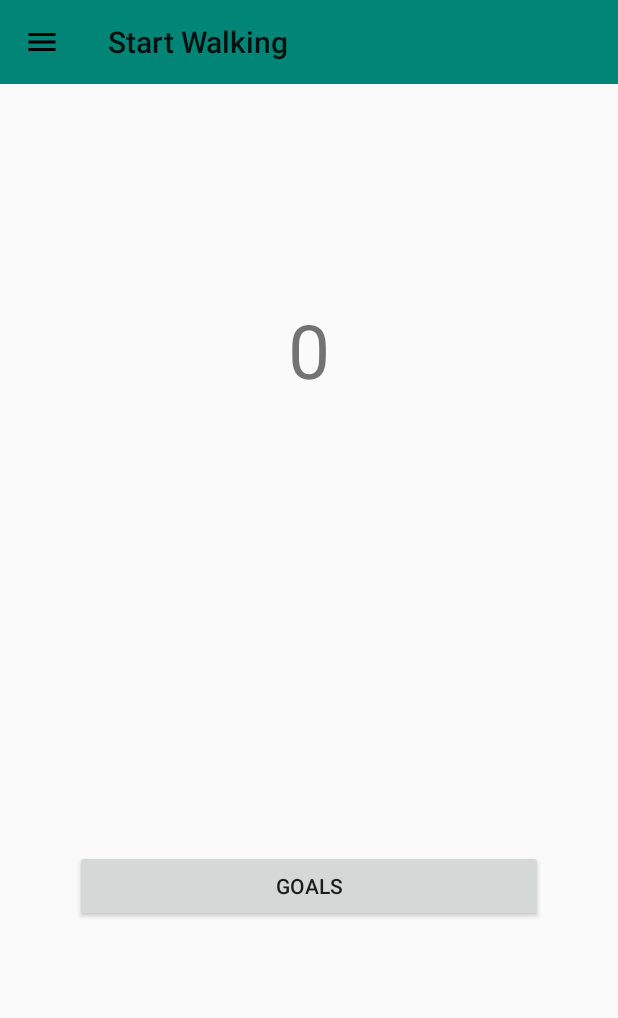
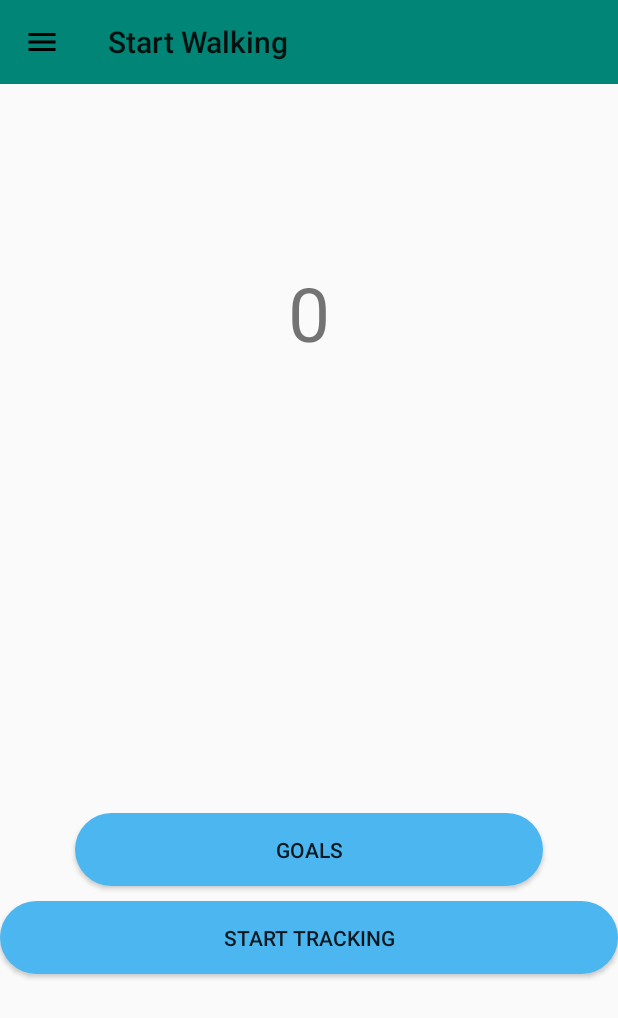
Before and after one commit to femisd/FitPic, an Android app: the StepCounterActivity screen opened directly, with no data from a screen before it, on a phone screen of 412 x 824 dp. Shown: the top 1018 px of the screen. Run offline under Robolectric (Android 15) with nearby library versions, the phone set to English and light mode, and no system bars; our stand-ins replace Firebase (no records; nobody signed in at launch, a user with empty details on screens opened directly); Roboto replaces fonts that are not available here.

Commit message:
Added tracker to stepCounterActivity

```diff
--- a/app/src/main/java/com/example/offlinemaps/StepCounterActivity.java
+++ b/app/src/main/java/com/example/offlinemaps/StepCounterActivity.java
@@ -11,6 +11,7 @@ import android.view.MenuItem;
 import android.view.View;
 import android.widget.Button;
 import android.widget.TextView;
+import android.widget.Toast;
 
 import androidx.annotation.NonNull;
 import androidx.appcompat.app.ActionBar;
@@ -29,8 +30,11 @@ public class StepCounterActivity extends AppCompatActivity implements SensorEven
     private Button goalsBtn;
     private SensorManager sensorManager;
     private Sensor stepSensor;
+    private Button trackerBtn;
 
     private FirebaseAuth firebaseAuth;
+
+    private boolean tracking;
 
     //fields for nav view.
     private DrawerLayout mDrawer;
@@ -48,6 +52,10 @@ public class StepCounterActivity extends AppCompatActivity implements SensorEven
         actionbar.setDisplayHomeAsUpEnabled(true);
         actionbar.setHomeAsUpIndicator(R.drawable.ic_menu_black_24dp);
 
+        trackerBtn = findViewById(R.id.trackerBtn);
+        tracking = false;
+
+        updateButton();
         counterView = findViewById(R.id.counterText);
         goalsBtn = findViewById(R.id.goalsBtn);
         sensorManager = (SensorManager) getSystemService(Context.SENSOR_SERVICE);
@@ -69,16 +77,88 @@ public class StepCounterActivity extends AppCompatActivity implements SensorEven
         mDrawer = (DrawerLayout) findViewById(R.id.drawer_layout);
         mNavView = (NavigationView) findViewById(R.id.nv_nav);
         setupDrawerContent(mNavView);
+
+
+
+        trackerBtn.setOnClickListener(new View.OnClickListener() {
+            @Override
+            public void onClick(View v) {
+
+                if(!tracking){
+                    tracking = true;
+                    Toast.makeText(StepCounterActivity.this, "CLick", Toast.LENGTH_SHORT).show();
+
+
+                }
+
+                else if(tracking){
+                    tracking = false;
+
+                    Toast.makeText(StepCounterActivity.this, "clock", Toast.LENGTH_SHORT).show();
+
+                }
+                updateButton();
+            }
+        });
+
+
+    }
+
+    @Override
+    public void onSaveInstanceState(Bundle outState) {
+
+        outState.putBoolean("Tracker", tracking);
+        outState.putInt("Steps", steps);
+        Toast.makeText(this, "OOO" + steps, Toast.LENGTH_SHORT).show();
+        super.onSaveInstanceState(outState);
+
+
+    }
+
+
+    @Override
+    protected void onRestoreInstanceState(Bundle savedInstanceState) {
+        //super.onRestoreInstanceState(savedInstanceState);
+
+        tracking = savedInstanceState.getBoolean("Tracker");
+        steps = savedInstanceState.getInt("Steps");
+        Toast.makeText(this, "REE" + steps, Toast.LENGTH_SHORT).show();
+        updateButton();
+        updateSteps();
+    }
+
+    public void updateButton(){
+
+        if(tracking){
+          //  tracking = true;
+            trackerBtn.setText("Stop Tracking");
+            trackerBtn.setBackgroundResource(R.drawable.buttonstlye_dead);
+        }
+
+        else if(!tracking){
+          //  tracking = false;
+            trackerBtn.setText("Start Tracking");
+            trackerBtn.setBackgroundResource(R.drawable.buttonstyle);
+        }
+
+    }
+
+    public void updateSteps(){
+        counterView.setText(Integer.toString(steps));
+
     }
 
     @Override
     public void onSensorChanged(SensorEvent event) {
 
-       if(event.values[0] == 1.0f) {
-           steps++;
-       }
-        counterView.setText(Integer.toString(steps));
+      if(tracking) {
 
+          if (event.values[0] == 1.0f) {
+              steps++;
+          }
+
+      }
+        updateSteps();
 
     }
 
--- a/app/src/main/res/layout/activity_stepcounter.xml
+++ b/app/src/main/res/layout/activity_stepcounter.xml
@@ -44,7 +44,16 @@
                 android:layout_marginHorizontal="50dp"
                 android:layout_marginTop="300dp"
                 android:layout_marginBottom="10dp"
-                android:text="Goals" />
+                android:text="Goals"
+                android:background="@drawable/buttonstyle"/>
+
+
+            <Button
+                android:id="@+id/trackerBtn"
+                android:layout_width="match_parent"
+                android:layout_height="wrap_content"
+                android:text="Start Tracking"
+                android:background="@drawable/buttonstyle"/>
         </LinearLayout>
     </FrameLayout>
 
```
